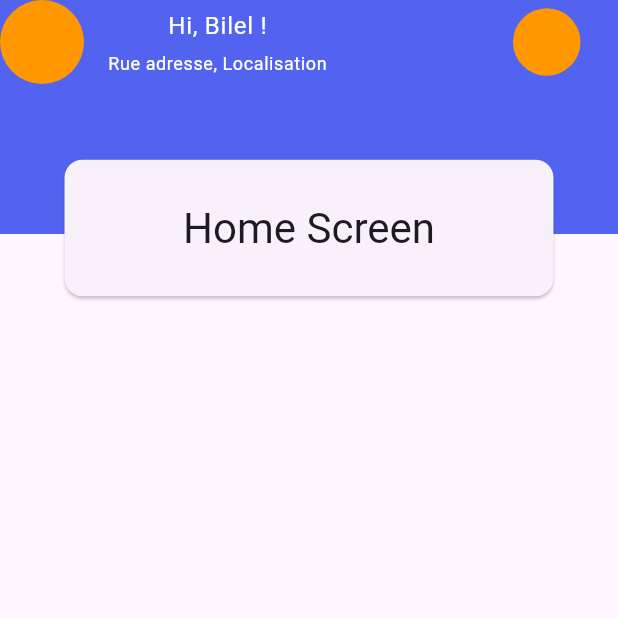
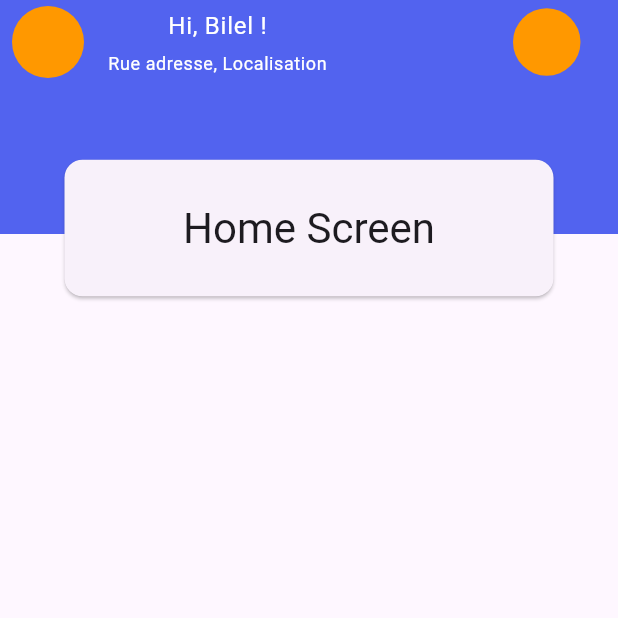
Before and after one commit to BrahimTuijine/Animated-twitter-profile, a Flutter app: the HomeScreen screen opened directly, on a phone screen of 412 x 824 dp, the top half of it. Run offline on Flutter 3.47's test engine with Material 3 defaults, Android fonts, the phone set to English and light mode, and no system bars; network calls fail.

Commit message:
refactor: update main app entry to use WhatsappProfilePage and adjust HomeScreen layout

```diff
--- a/lib/main.dart
+++ b/lib/main.dart
@@ -1,6 +1,6 @@
 import 'package:flutter/material.dart';
 
-import 'profile/home_screen.dart';
+import 'profile/profile_screen.dart';
 
 void main() {
   runApp(const MyApp());
@@ -16,7 +16,7 @@ class MyApp extends StatelessWidget {
       theme: ThemeData(
         colorScheme: ColorScheme.fromSeed(seedColor: Colors.deepPurple),
       ),
-      home: HomeScreen(),
+      home: WhatsappProfilePage(),
     );
   }
 }
--- a/lib/profile/home_screen.dart
+++ b/lib/profile/home_screen.dart
@@ -10,6 +10,7 @@ class HomeScreen extends StatelessWidget {
       appBar: AppBar(
         backgroundColor: Color(0xff5263EF),
         leading: Container(
+          margin: EdgeInsets.only(left: 8),
           height: 56,
           width: 56,
           decoration: const BoxDecoration(
@@ -47,14 +48,15 @@ class HomeScreen extends StatelessWidget {
         ],
       ),
       body: CustomScrollView(
-        slivers: [SliverPersistentHeader(delegate: HomeAppBar(), pinned: false)],
+        slivers: [
+          SliverPersistentHeader(delegate: HomeAppBar(), pinned: false),
+        ],
       ),
     );
   }
 }
 
 class HomeAppBar extends SliverPersistentHeaderDelegate {
-
   final scalePointsInfoWidget = Tween<double>(begin: 1, end: 0.5);
 
   final opacityPointsInfoWidget = Tween<double>(begin: 1, end: 0);
--- a/lib/profile/profile_screen.dart
+++ b/lib/profile/profile_screen.dart
@@ -19,7 +19,7 @@ class WhatsappProfilePage extends StatelessWidget {
                 child: Column(
                   children: [
                     Text(
-                      '50 611 513',
+                      '92 529 100',
                       style: TextStyle(
                         color: Colors.grey[600],
                         fontWeight: FontWeight.bold,
@@ -27,7 +27,7 @@ class WhatsappProfilePage extends StatelessWidget {
                     ),
                     const SizedBox(height: 20),
                     Text(
-                      'Brahim tuijine',
+                      'Brahim Tuijine',
                       style: TextStyle(
                         color: Colors.grey[600],
                         fontWeight: FontWeight.bold,
```
